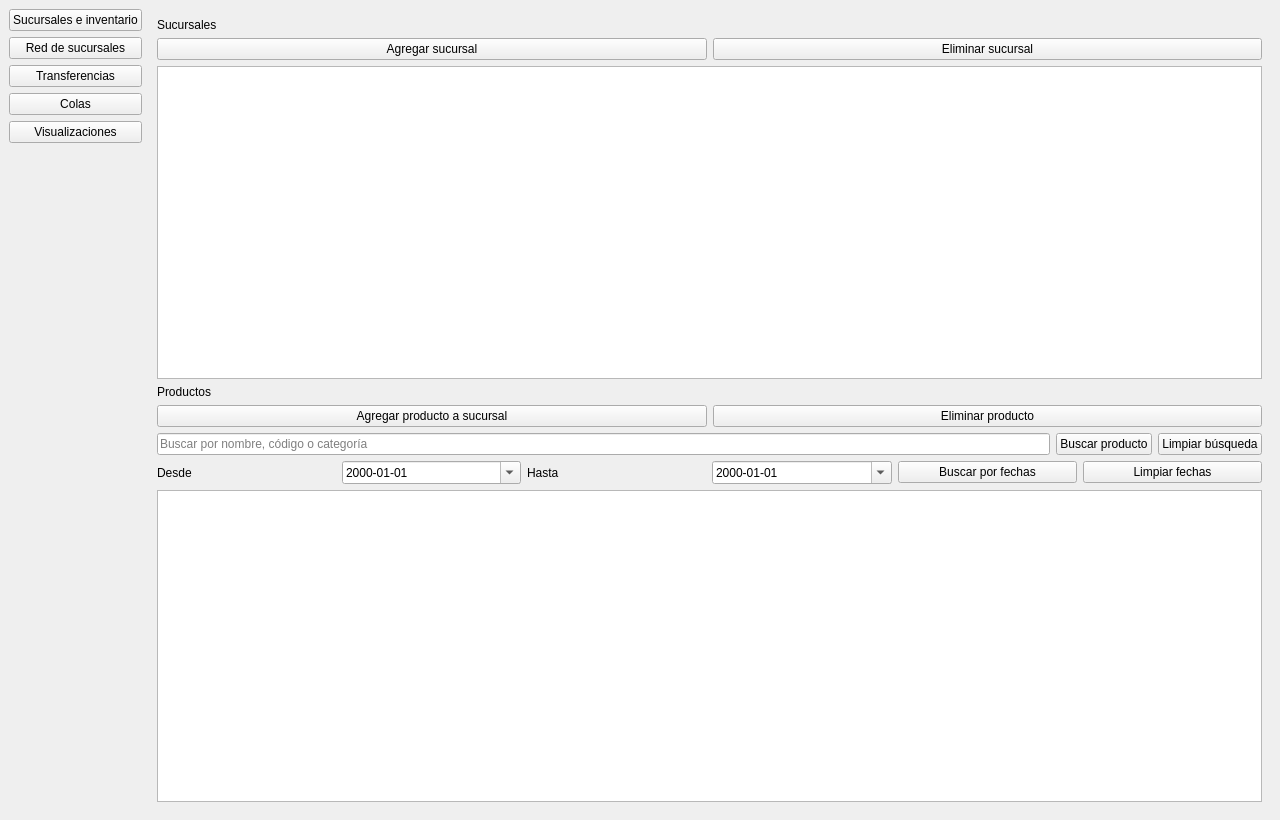
Before: the Qt Designer form app/gui/main_window.ui in CarlosL62/supermarket-inventory-system, drawn with Qt 5.
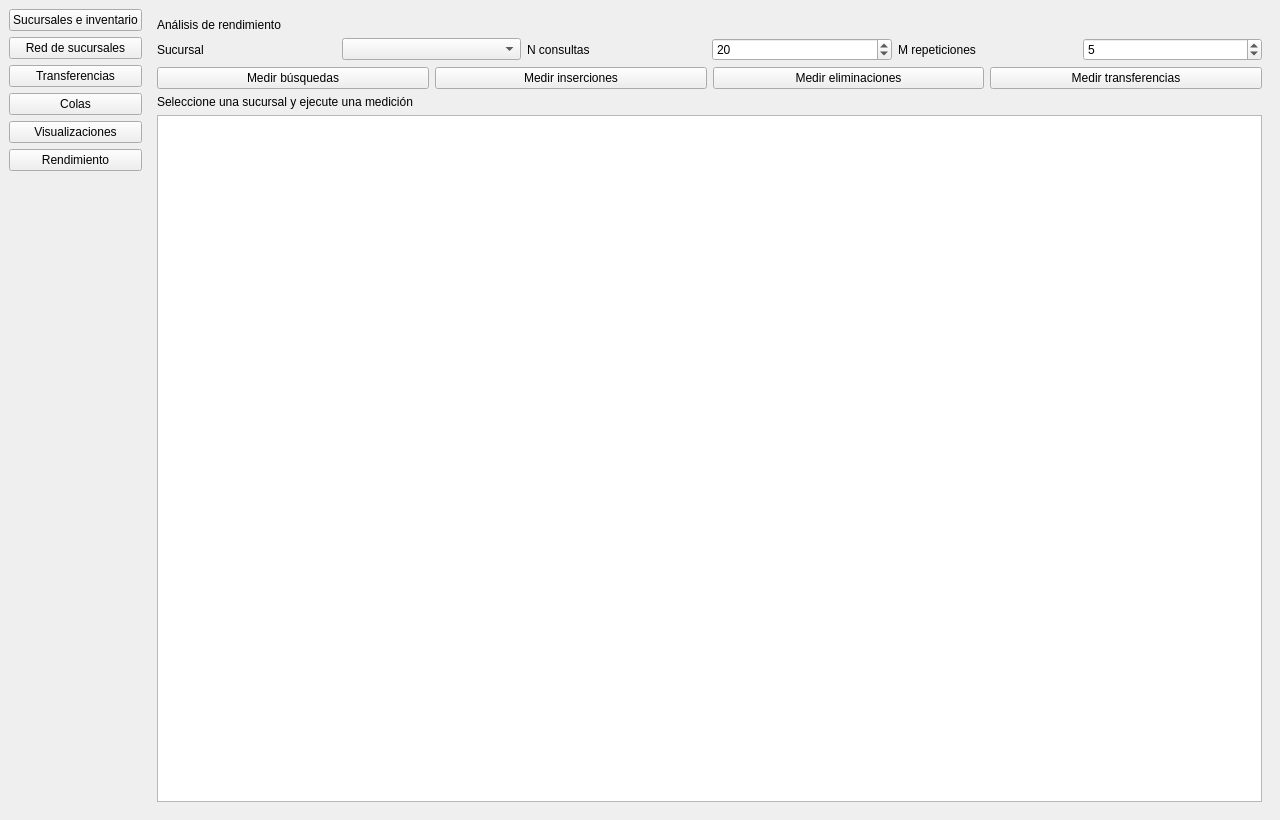
After: the same form once the commit is applied. The open tabs and pages were chosen to show the change.

Commit message: feat: add benchmark functionality for inventory processing with search metrics and UI integration

```diff
--- a/app/gui/main_window.ui
+++ b/app/gui/main_window.ui
@@ -51,6 +51,13 @@
         </property>
        </widget>
       </item>
+      <item>
+       <widget class="QPushButton" name="btnViewBenchmark">
+        <property name="text">
+         <string>Rendimiento</string>
+        </property>
+       </widget>
+      </item>
       <item>
        <spacer name="verticalSpacer">
         <property name="orientation">
@@ -133,14 +140,28 @@
             <item>
              <widget class="QLineEdit" name="inputProductSearch">
               <property name="placeholderText">
-               <string>Buscar por nombre, código o categoría</string>
+               <string>Ingrese nombre, código o categoría</string>
               </property>
              </widget>
             </item>
             <item>
              <widget class="QPushButton" name="btnSearchProduct">
               <property name="text">
-               <string>Buscar producto</string>
+               <string>Buscar nombre</string>
+              </property>
+             </widget>
+            </item>
+            <item>
+             <widget class="QPushButton" name="btnSearchProductByBarcode">
+              <property name="text">
+               <string>Buscar código</string>
+              </property>
+             </widget>
+            </item>
+            <item>
+             <widget class="QPushButton" name="btnSearchProductByCategory">
+              <property name="text">
+               <string>Buscar categoría</string>
               </property>
              </widget>
             </item>
@@ -523,6 +544,116 @@
           </item>
          </layout>
         </widget>
+        <widget class="QWidget" name="benchmarkPage">
+         <layout class="QVBoxLayout" name="benchmarkLayout">
+          <item>
+           <widget class="QLabel" name="labelBenchmarkSection">
+            <property name="text">
+             <string>Análisis de rendimiento</string>
+            </property>
+           </widget>
+          </item>
+          <item>
+           <layout class="QHBoxLayout" name="benchmarkControlsLayout">
+            <item>
+             <widget class="QLabel" name="labelBenchmarkBranch">
+              <property name="text">
+               <string>Sucursal</string>
+              </property>
+             </widget>
+            </item>
+            <item>
+             <widget class="QComboBox" name="comboBenchmarkBranch"/>
+            </item>
+            <item>
+             <widget class="QLabel" name="labelBenchmarkN">
+              <property name="text">
+               <string>N consultas</string>
+              </property>
+             </widget>
+            </item>
+            <item>
+             <widget class="QSpinBox" name="inputBenchmarkN">
+              <property name="minimum">
+               <number>1</number>
+              </property>
+              <property name="maximum">
+               <number>100000</number>
+              </property>
+              <property name="value">
+               <number>20</number>
+              </property>
+             </widget>
+            </item>
+            <item>
+             <widget class="QLabel" name="labelBenchmarkM">
+              <property name="text">
+               <string>M repeticiones</string>
+              </property>
+             </widget>
+            </item>
+            <item>
+             <widget class="QSpinBox" name="inputBenchmarkM">
+              <property name="minimum">
+               <number>1</number>
+              </property>
+              <property name="maximum">
+               <number>10000</number>
+              </property>
+              <property name="value">
+               <number>5</number>
+              </property>
+             </widget>
+            </item>
+           </layout>
+          </item>
+          <item>
+           <layout class="QHBoxLayout" name="benchmarkButtonsLayout">
+            <item>
+             <widget class="QPushButton" name="btnBenchmarkSearch">
+              <property name="text">
+               <string>Medir búsquedas</string>
+              </property>
+             </widget>
+            </item>
+            <item>
+             <widget class="QPushButton" name="btnBenchmarkInsert">
+              <property name="text">
+               <string>Medir inserciones</string>
+              </property>
+             </widget>
+            </item>
+            <item>
+             <widget class="QPushButton" name="btnBenchmarkDelete">
+              <property name="text">
+               <string>Medir eliminaciones</string>
+              </property>
+             </widget>
+            </item>
+            <item>
+             <widget class="QPushButton" name="btnBenchmarkTransfer">
+              <property name="text">
+               <string>Medir transferencias</string>
+              </property>
+             </widget>
+            </item>
+           </layout>
+          </item>
+          <item>
+           <widget class="QLabel" name="labelBenchmarkResult">
+            <property name="text">
+             <string>Seleccione una sucursal y ejecute una medición</string>
+            </property>
+            <property name="wordWrap">
+             <bool>true</bool>
+            </property>
+           </widget>
+          </item>
+          <item>
+           <widget class="QTableWidget" name="benchmarkResultsTable"/>
+          </item>
+         </layout>
+        </widget>
        </widget>
       </item>
      </layout>
```
The commit also changes 6 other files.
